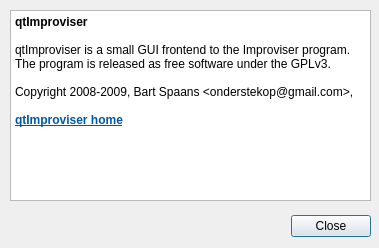
Before: the Qt Designer form improviser/qtGUI/about.ui in bspaans/improviser, drawn with Qt 5.
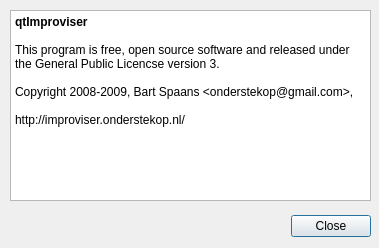
After: the same form once the commit is applied.

Patch:
```diff
--- a/improviser/qtGUI/about.ui
+++ b/improviser/qtGUI/about.ui
@@ -47,11 +47,11 @@
 &lt;/style>&lt;/head>&lt;body style=" font-family:'DejaVu Sans'; font-size:9pt; font-weight:400; font-style:normal;">
 &lt;p style=" margin-top:0px; margin-bottom:0px; margin-left:0px; margin-right:0px; -qt-block-indent:0; text-indent:0px;">&lt;span style=" font-weight:600;">qtImproviser&lt;/span>&lt;/p>
 &lt;p style="-qt-paragraph-type:empty; margin-top:0px; margin-bottom:0px; margin-left:0px; margin-right:0px; -qt-block-indent:0; text-indent:0px; font-weight:600;">&lt;/p>
-&lt;p style=" margin-top:0px; margin-bottom:0px; margin-left:0px; margin-right:0px; -qt-block-indent:0; text-indent:0px; font-weight:600;">&lt;span style=" font-weight:400;">qtImproviser is a small GUI frontend to the Improviser program. The program is released as free software under the GPLv3.&lt;/span>&lt;/p>
-&lt;p style="-qt-paragraph-type:empty; margin-top:0px; margin-bottom:0px; margin-left:0px; margin-right:0px; -qt-block-indent:0; text-indent:0px; font-weight:600;">&lt;/p>
+&lt;p style=" margin-top:0px; margin-bottom:0px; margin-left:0px; margin-right:0px; -qt-block-indent:0; text-indent:0px; font-weight:600;">&lt;span style=" font-weight:400;">This program is free, open source software and released under the General Public Licencse version 3.&lt;/span>&lt;/p>
+&lt;p style="-qt-paragraph-type:empty; margin-top:0px; margin-bottom:0px; margin-left:0px; margin-right:0px; -qt-block-indent:0; text-indent:0px;">&lt;/p>
 &lt;p style=" margin-top:0px; margin-bottom:0px; margin-left:0px; margin-right:0px; -qt-block-indent:0; text-indent:0px; font-weight:600;">&lt;span style=" font-weight:400;">Copyright 2008-2009, Bart Spaans &amp;lt;onderstekop@gmail.com&amp;gt;, &lt;/span>&lt;/p>
 &lt;p style="-qt-paragraph-type:empty; margin-top:0px; margin-bottom:0px; margin-left:0px; margin-right:0px; -qt-block-indent:0; text-indent:0px;">&lt;/p>
-&lt;p style=" margin-top:0px; margin-bottom:0px; margin-left:0px; margin-right:0px; -qt-block-indent:0; text-indent:0px; font-weight:600;">&lt;a href="http://pypi.python.org/pypi/improviser/">&lt;span style=" text-decoration: underline; color:#0057ae;">qtImproviser home&lt;/span>&lt;/a>&lt;/p>&lt;/body>&lt;/html></string>
+&lt;p style=" margin-top:0px; margin-bottom:0px; margin-left:0px; margin-right:0px; -qt-block-indent:0; text-indent:0px;">http://improviser.onderstekop.nl/&lt;/p>&lt;/body>&lt;/html></string>
    </property>
   </widget>
  </widget>
```
